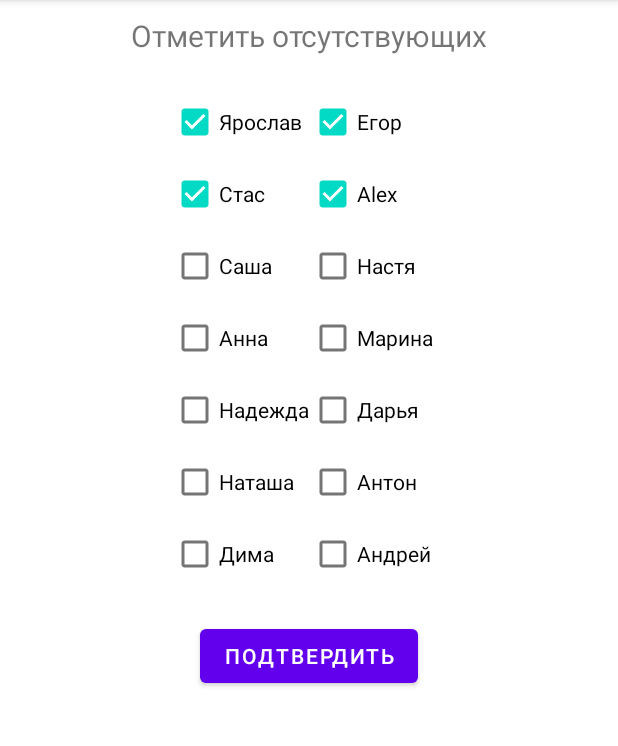
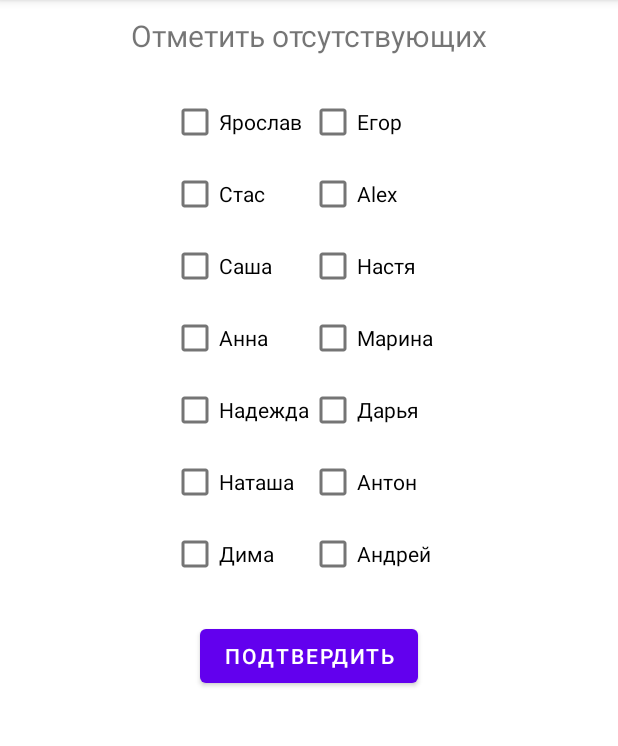
Before and after one commit to ns-maud96/StudentsRandomApp, an Android app: the fragment AbsentListFragment placed in its activity, after a tap on "Alex", on a phone screen of 412 x 824 dp, the part 84-830 px from its top. Run offline under Robolectric (Android 15) with nearby library versions, the phone set to English and light mode, and no system bars; 4 statements that could not run were skipped; 3 other taps on this screen came first.

Commit message:
Class Student, viewModel added.

```diff
--- a/app/src/main/java/com/example/studentsrandomapp/AbsentListFragment.kt
+++ b/app/src/main/java/com/example/studentsrandomapp/AbsentListFragment.kt
@@ -10,6 +10,7 @@ import android.widget.Toast
 import androidx.core.os.bundleOf
 import androidx.fragment.app.Fragment
 import androidx.fragment.app.setFragmentResult
+import androidx.lifecycle.ViewModelProvider
 import androidx.recyclerview.widget.GridLayoutManager
 import androidx.recyclerview.widget.RecyclerView
 
@@ -22,8 +23,6 @@ class AbsentListFragment : Fragment() {
         fun newInstance() = AbsentListFragment()
     }
 
-    var initialStudentList = StudentsList.studentsList.toMutableList() as ArrayList<String>
-
 
     override fun onCreateView(
         inflater: LayoutInflater,
@@ -34,28 +33,51 @@ class AbsentListFragment : Fragment() {
     override fun onViewCreated(view: View, savedInstanceState: Bundle?) {
         super.onViewCreated(view, savedInstanceState)
 
+        val viewModel = ViewModelProvider(this).get(StudentsViewModel::class.java)
+        var sl: ArrayList<Student?> = viewModel.studentsLiveData.value as ArrayList<Student?>
+
         val recyclerView = view.findViewById<RecyclerView>(R.id.recycler)
-        val adapter = RecyclerViewAdapter()
+        val clickListener: (Int) -> Unit = { position ->
+            if (view.findViewById<CheckBox>(R.id.checkBox).isChecked) {
+                sl[position] = null
+            }
+        }
+
+
+        val adapter = RecyclerViewAdapter(clickListener)
         recyclerView.adapter = adapter
         recyclerView.layoutManager = GridLayoutManager(context, 2)
 
+        viewModel.studentsLiveData.observe(viewLifecycleOwner) { students ->
+            adapter.students = students
+        }
+
         view.findViewById<Button>(R.id.confirmBtn).setOnClickListener {
-            StudentsList.studentsList.removeIf { obj: String? -> obj == "" }
-            if (StudentsList.studentsList.isEmpty()) {
+            sl.removeIf { obj: Student? -> obj == null }
+        }
+
+        if (sl.isEmpty()) {
             Toast.makeText(context, "Все отсутствуют", Toast.LENGTH_LONG).show()
         } else {
             setFragmentResult(
                 REQUESTED_KEY,
-                    bundleOf(BUNDLE_KEY to StudentsList.studentsList)
+                bundleOf(BUNDLE_KEY to sl)
             )
         }
         parentFragmentManager.popBackStack()
-            StudentsList.studentsList = initialStudentList
-        }
+        sl = viewModel.studentsLiveData.value as ArrayList<Student?>
     }
 }
 
-class RecyclerViewAdapter : RecyclerView.Adapter<RecyclerViewHolder>() {
+
+class RecyclerViewAdapter(private var clickListener: (Int) -> Unit) :
+    RecyclerView.Adapter<RecyclerViewHolder>() {
+
+    var students: List<Student?> = emptyList()
+        set(value) {
+            field = value
+            notifyDataSetChanged()
+        }
 
     override fun onCreateViewHolder(parent: ViewGroup, viewType: Int): RecyclerViewHolder {
         val view =
@@ -64,20 +86,21 @@ class RecyclerViewAdapter : RecyclerView.Adapter<RecyclerViewHolder>() {
     }
 
     override fun onBindViewHolder(holder: RecyclerViewHolder, position: Int) {
-        val item = StudentsList.studentsList[position]
-        holder.checkBox.text = item
-
-
-        // PROBLEM HERE
+        val item = students[position]
+        holder.checkBox.text = item?.name
+        holder.checkBox.isChecked = item?.isAbsent!!
 
         holder.checkBox.setOnClickListener {
-            if (holder.checkBox.isChecked) {
-                StudentsList.studentsList[position] = ""
+            if (!holder.checkBox.isChecked) {
+                holder.checkBox.isChecked = true
+                clickListener.invoke(position)
+            } else {
+                holder.checkBox.isChecked = false
             }
         }
     }
 
-    override fun getItemCount(): Int = StudentsList.studentsList.size
+    override fun getItemCount(): Int = students.size
 }
 
 class RecyclerViewHolder(view: View) : RecyclerView.ViewHolder(view) {
--- a/app/src/main/java/com/example/studentsrandomapp/StartFragment.kt
+++ b/app/src/main/java/com/example/studentsrandomapp/StartFragment.kt
@@ -26,12 +26,12 @@ class StartFragment : Fragment() {
         super.onViewCreated(view, savedInstanceState)
         setFragmentResultListener(AbsentListFragment.REQUESTED_KEY) { _, bundle ->
             val randomStudentList =
-                bundle.getStringArrayList(AbsentListFragment.BUNDLE_KEY) as ArrayList<String?>
+                bundle.get(AbsentListFragment.BUNDLE_KEY) as ArrayList<Student?>
             view.findViewById<Button>(R.id.selectBtn).setOnClickListener {
                 val student = randomStudentList.random()
-                view.findViewById<TextView>(R.id.student).text = student
+                view.findViewById<TextView>(R.id.student).text = student?.name.toString()
             }
-        }
+
 
             view.findViewById<Button>(R.id.markAbsentBtn).setOnClickListener {
                 requireActivity().supportFragmentManager
@@ -42,3 +42,4 @@ class StartFragment : Fragment() {
             }
         }
     }
+}
--- /dev/null
+++ b/app/src/main/java/com/example/studentsrandomapp/Student.kt
@@ -0,0 +1,6 @@
+package com.example.studentsrandomapp
+
+data class Student(
+    var name: String,
+    var isAbsent: Boolean
+)
--- a/app/src/main/java/com/example/studentsrandomapp/StudentsList.kt
+++ /dev/null
@@ -1,9 +0,0 @@
-package com.example.studentsrandomapp
-
-object StudentsList {
-
-    var studentsList = arrayListOf(
-        "Ярослав", "Егор", "Стас", "Alex",
-        "Саша", "Настя", "Анна", "Марина", "Надежда", "Дарья", "Наташа", "Антон", "Дима", "Андрей"
-    )
-}
--- /dev/null
+++ b/app/src/main/java/com/example/studentsrandomapp/StudentsViewModel.kt
@@ -0,0 +1,28 @@
+package com.example.studentsrandomapp
+
+import androidx.lifecycle.MutableLiveData
+import androidx.lifecycle.ViewModel
+
+class StudentsViewModel : ViewModel() {
+
+    val studentsLiveData = MutableLiveData<List<Student?>>()
+
+    init {
+        studentsLiveData.value = listOf(
+            Student("Ярослав", false),
+            Student("Егор", false),
+            Student("Стас", false),
+            Student("Alex", false),
+            Student("Саша", false),
+            Student("Настя", false),
+            Student("Анна", false),
+            Student("Марина", false),
+            Student("Надежда", false),
+            Student("Дарья", false),
+            Student("Наташа", false),
+            Student("Антон", false),
+            Student("Дима", false),
+            Student("Андрей", false)
+        )
+    }
+}
```
Lines whose indentation alone changed are shown as unchanged.
